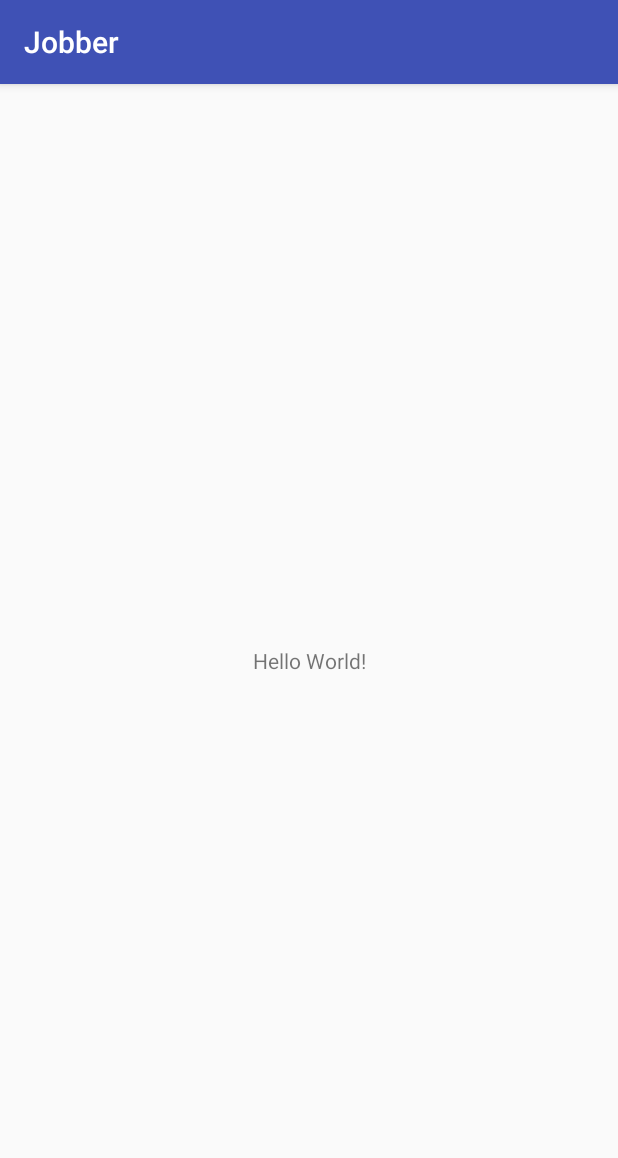
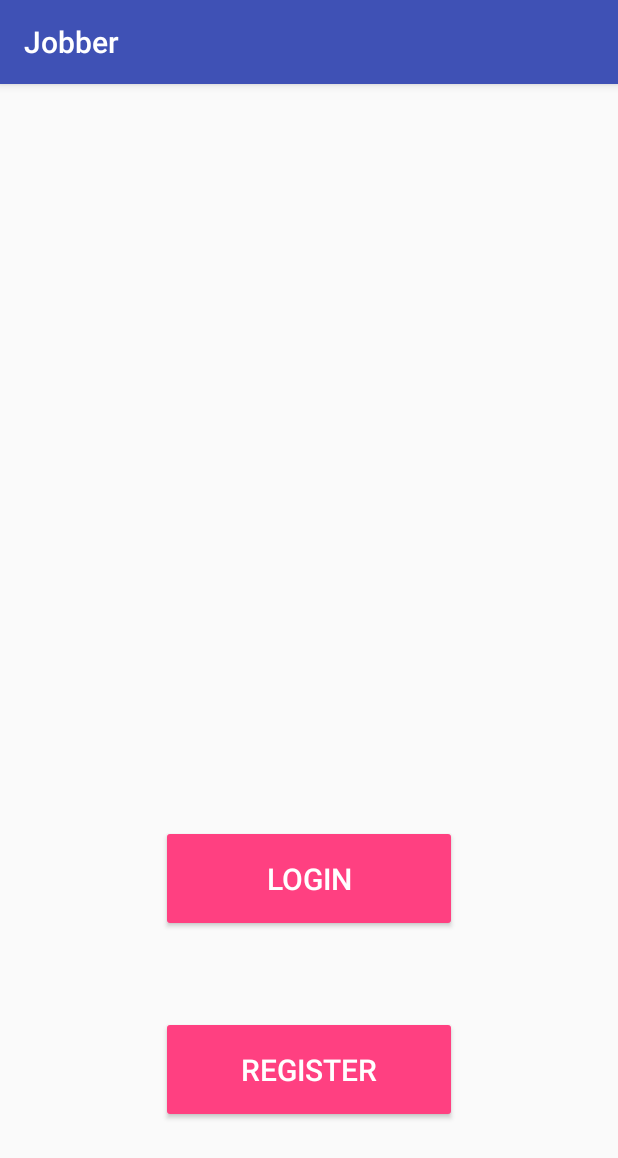
Before and after one commit to MinorProj/Jobber, an Android app: the screen it shows after launch (MainActivity), on a phone screen of 412 x 824 dp. Shown: the top 1158 px of the screen. Run offline under Robolectric (Android 15) with nearby library versions, the phone set to English and light mode, and no system bars.

Commit message:
created main view

```diff
--- a/app/build.gradle
+++ b/app/build.gradle
@@ -26,5 +26,6 @@ dependencies {
     })
     compile 'com.android.support:appcompat-v7:25.3.1'
     compile 'com.android.support.constraint:constraint-layout:1.0.2'
+    compile 'com.android.support:design:25.3.1'
     testCompile 'junit:junit:4.12'
 }
--- a/app/src/main/AndroidManifest.xml
+++ b/app/src/main/AndroidManifest.xml
@@ -1,6 +1,11 @@
 <?xml version="1.0" encoding="utf-8"?>
 <manifest xmlns:android="http://schemas.android.com/apk/res/android"
     package="comorgsminorproj.httpsgithub.jobber">
+
+    <!-- To auto-complete the email text field in the login form with the user's emails -->
+    <uses-permission android:name="android.permission.GET_ACCOUNTS" />
+    <uses-permission android:name="android.permission.READ_PROFILE" />
+    <uses-permission android:name="android.permission.READ_CONTACTS" />
 
     <application
         android:allowBackup="true"
--- a/app/src/main/java/comorgsminorproj/httpsgithub/jobber/MainActivity.java
+++ b/app/src/main/java/comorgsminorproj/httpsgithub/jobber/MainActivity.java
@@ -1,7 +1,11 @@
 package comorgsminorproj.httpsgithub.jobber;
 
+import android.content.Intent;
 import android.support.v7.app.AppCompatActivity;
 import android.os.Bundle;
+import android.view.View;
+import android.view.View.OnClickListener;
+import android.widget.Button;
 
 public class MainActivity extends AppCompatActivity {
 
@@ -9,5 +13,15 @@ public class MainActivity extends AppCompatActivity {
     protected void onCreate(Bundle savedInstanceState) {
         super.onCreate(savedInstanceState);
         setContentView(R.layout.activity_main);
+
+        Button bt1 = (Button) findViewById(R.id.loginbt);
+                bt1.setOnClickListener(new OnClickListener() {
+                    @Override
+                    public void onClick(View v) {
+                        Intent i = new Intent(MainActivity.this,Login.class);
+                        startActivity(i);
+                    }
+                });
+
     }
 }
--- a/app/src/main/res/layout/activity_main.xml
+++ b/app/src/main/res/layout/activity_main.xml
@@ -6,13 +6,33 @@
     android:layout_height="match_parent"
     tools:context="comorgsminorproj.httpsgithub.jobber.MainActivity">
 
-    <TextView
-        android:layout_width="wrap_content"
-        android:layout_height="wrap_content"
-        android:text="Hello World!"
-        app:layout_constraintBottom_toBottomOf="parent"
+    <Button
+        android:id="@+id/loginbt"
+        style="@style/Widget.AppCompat.Button.Colored"
+        android:layout_width="197dp"
+        android:layout_height="71dp"
+        android:layout_marginBottom="56dp"
+        android:textSize="20sp"
+        android:text="@string/login"
+        app:layout_constraintBottom_toTopOf="@+id/registerbt"
         app:layout_constraintLeft_toLeftOf="parent"
         app:layout_constraintRight_toRightOf="parent"
-        app:layout_constraintTop_toTopOf="parent" />
+        tools:layout_constraintBottom_creator="1"
+        tools:layout_constraintLeft_creator="1"
+        tools:layout_constraintRight_creator="1" />
 
+    <Button
+        android:id="@+id/registerbt"
+        style="@style/Widget.AppCompat.Button.Colored"
+        android:layout_width="197dp"
+        android:layout_height="71dp"
+        android:text="@string/register"
+        android:textSize="20sp"
+        tools:layout_constraintRight_creator="1"
+        tools:layout_constraintBottom_creator="1"
+        app:layout_constraintBottom_toBottomOf="parent"
+        app:layout_constraintRight_toRightOf="parent"
+        tools:layout_constraintLeft_creator="1"
+        android:layout_marginBottom="75dp"
+        app:layout_constraintLeft_toLeftOf="parent" />
 </android.support.constraint.ConstraintLayout>
--- /dev/null
+++ b/app/src/main/res/values/dimens.xml
@@ -0,0 +1,5 @@
+<resources>
+    <!-- Default screen margins, per the Android Design guidelines. -->
+    <dimen name="activity_horizontal_margin">16dp</dimen>
+    <dimen name="activity_vertical_margin">16dp</dimen>
+</resources>
```
Also changed, not shown: app/src/main/java/comorgsminorproj/httpsgithub/jobber/Login.java (added, +20 -0 lines), app/src/main/res/layout/login.xml (added, +46 -0 lines), app/src/main/res/values/strings.xml (+16 -0 lines), 2 other files.
